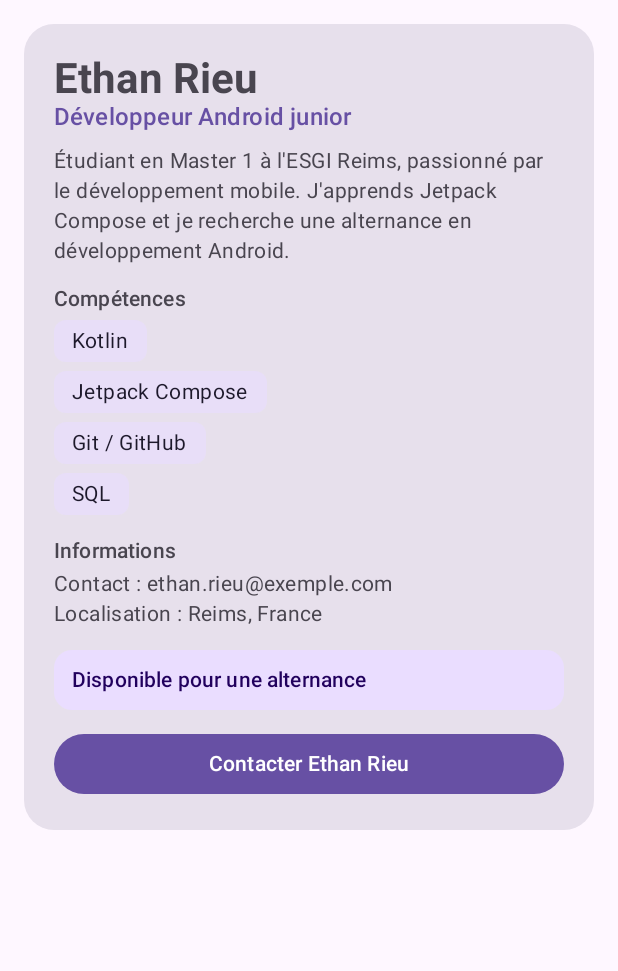
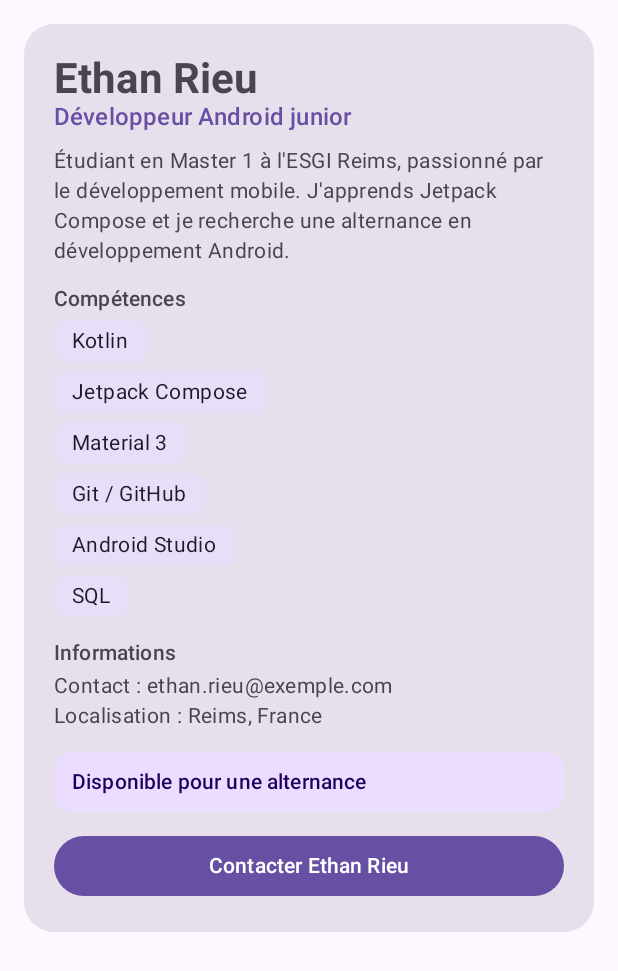
Before and after one commit to EthanRieu/ProfilDeveloppeurEthanRieuReimsUIUpdate, an Android app built with Jetpack Compose: the screen it shows after launch (MainActivity), on a phone screen of 412 x 824 dp. Shown: the top 971 px of the screen. Run offline under Robolectric (Android 15) with nearby library versions, the phone set to English and light mode, and no system bars.

Commit message:
feat(model): enrichissement du modèle de données du profil
- Ajout des projets / expériences (Project, ProjectType)
- Compétences typées par catégorie (Skill, SkillCategory)
- Ajout de l'email, du détail de disponibilité et du lien portfolio
- Mise à jour des deux profils locaux et adaptation de l'écran existant

Closes #2

```diff
--- a/app/src/main/java/com/example/profildeveloppeur/model/DeveloperProfile.kt
+++ b/app/src/main/java/com/example/profildeveloppeur/model/DeveloperProfile.kt
@@ -2,28 +2,95 @@ package com.example.profildeveloppeur.model
 
 /**
  * Données affichées par la fiche profil.
- * Les composables reçoivent ces valeurs en paramètres : ils ne contiennent aucune donnée en dur.
+ * Toutes les données sont locales (écrites en Kotlin) : les composables les reçoivent
+ * en paramètres et ne contiennent aucune donnée en dur.
  */
 data class DeveloperProfile(
     val name: String,
     val role: String,
     val description: String,
-    val skills: List<String>,
-    val contact: String,
+    val skills: List<Skill>,
+    val projects: List<Project>,
+    val email: String,
     val location: String,
-    val isAvailable: Boolean
+    val isAvailable: Boolean,
+    val availability: String,
+    val portfolioUrl: String
 )
 
-// Profil principal (utilisé dans l'application et la première preview)
+/** Une compétence, rangée dans une catégorie (utilisée plus tard pour choisir son icône). */
+data class Skill(
+    val name: String,
+    val category: SkillCategory
+)
+
+enum class SkillCategory(val label: String) {
+    LANGUAGE("Langage"),
+    FRAMEWORK("Framework"),
+    TOOL("Outil"),
+    DATABASE("Base de données")
+}
+
+/** Un projet ou une expérience affiché(e) dans une carte. */
+data class Project(
+    val title: String,
+    val type: ProjectType,
+    val period: String,
+    val description: String,
+    val technologies: List<String>
+)
+
+enum class ProjectType(val label: String) {
+    PROFESSIONAL("Expérience"),
+    SCHOOL("Projet école"),
+    PERSONAL("Projet perso")
+}
+
+// Profil principal (utilisé dans l'application et les previews)
 val androidJuniorProfile = DeveloperProfile(
     name = "Ethan Rieu",
     role = "Développeur Android junior",
     description = "Étudiant en Master 1 à l'ESGI Reims, passionné par le développement mobile. " +
         "J'apprends Jetpack Compose et je recherche une alternance en développement Android.",
-    skills = listOf("Kotlin", "Jetpack Compose", "Git / GitHub", "SQL"),
-    contact = "ethan.rieu@exemple.com",
+    skills = listOf(
+        Skill("Kotlin", SkillCategory.LANGUAGE),
+        Skill("Jetpack Compose", SkillCategory.FRAMEWORK),
+        Skill("Material 3", SkillCategory.FRAMEWORK),
+        Skill("Git / GitHub", SkillCategory.TOOL),
+        Skill("Android Studio", SkillCategory.TOOL),
+        Skill("SQL", SkillCategory.DATABASE)
+    ),
+    projects = listOf(
+        Project(
+            title = "Profil développeur",
+            type = ProjectType.SCHOOL,
+            period = "2026",
+            description = "Application Jetpack Compose présentant un profil de développeur " +
+                "avec un thème Material 3 clair / sombre.",
+            technologies = listOf("Kotlin", "Compose", "Material 3")
+        ),
+        Project(
+            title = "Application de gestion de tâches",
+            type = ProjectType.PERSONAL,
+            period = "2025",
+            description = "Petite application Android pour organiser ses tâches quotidiennes " +
+                "par listes et priorités.",
+            technologies = listOf("Kotlin", "Android", "SQLite")
+        ),
+        Project(
+            title = "Stage développeur web",
+            type = ProjectType.PROFESSIONAL,
+            period = "Avr. – Juin 2025",
+            description = "Développement de fonctionnalités sur un site vitrine et " +
+                "maintenance d'une base de données clients.",
+            technologies = listOf("PHP", "JavaScript", "MySQL")
+        )
+    ),
+    email = "ethan.rieu@exemple.com",
     location = "Reims, France",
-    isAvailable = true
+    isAvailable = true,
+    availability = "Alternance à partir de septembre 2027",
+    portfolioUrl = "github.com/EthanRieu"
 )
 
 // Profil fictif pour montrer une deuxième variante (non disponible, autres compétences)
@@ -31,8 +98,34 @@ val fullstackProfile = DeveloperProfile(
     name = "Camille Martin",
     role = "Développeuse full-stack",
     description = "Développeuse full-stack avec 4 ans d'expérience sur des applications web et mobiles.",
-    skills = listOf("TypeScript", "React", "Node.js", "PostgreSQL", "Docker"),
-    contact = "camille.martin@exemple.com",
+    skills = listOf(
+        Skill("TypeScript", SkillCategory.LANGUAGE),
+        Skill("React", SkillCategory.FRAMEWORK),
+        Skill("Node.js", SkillCategory.FRAMEWORK),
+        Skill("Docker", SkillCategory.TOOL),
+        Skill("PostgreSQL", SkillCategory.DATABASE)
+    ),
+    projects = listOf(
+        Project(
+            title = "Développeuse full-stack — Agence Web",
+            type = ProjectType.PROFESSIONAL,
+            period = "2022 – aujourd'hui",
+            description = "Conception d'applications web pour des clients PME, " +
+                "de l'API jusqu'à l'interface.",
+            technologies = listOf("React", "Node.js", "PostgreSQL")
+        ),
+        Project(
+            title = "Plateforme de réservation",
+            type = ProjectType.PERSONAL,
+            period = "2023",
+            description = "Application de réservation de salles avec tableau de bord " +
+                "d'administration.",
+            technologies = listOf("TypeScript", "Docker")
+        )
+    ),
+    email = "camille.martin@exemple.com",
     location = "Paris, France",
-    isAvailable = false
+    isAvailable = false,
+    availability = "En poste, non disponible actuellement",
+    portfolioUrl = "camille-martin.dev"
 )
--- a/app/src/main/java/com/example/profildeveloppeur/ui/profile/ProfileScreen.kt
+++ b/app/src/main/java/com/example/profildeveloppeur/ui/profile/ProfileScreen.kt
@@ -69,7 +69,7 @@ fun ProfileCard(
             // Pas de LazyColumn (non vue en cours) : une simple boucle sur la liste suffit
             profile.skills.forEach { skill ->
                 SkillItem(
-                    skill = skill,
+                    skill = skill.name,
                     modifier = Modifier.padding(top = 6.dp)
                 )
             }
@@ -80,7 +80,7 @@ fun ProfileCard(
             )
             InfoLine(
                 label = "Contact",
-                value = profile.contact,
+                value = profile.email,
                 modifier = Modifier.padding(top = 6.dp)
             )
             InfoLine(
```
